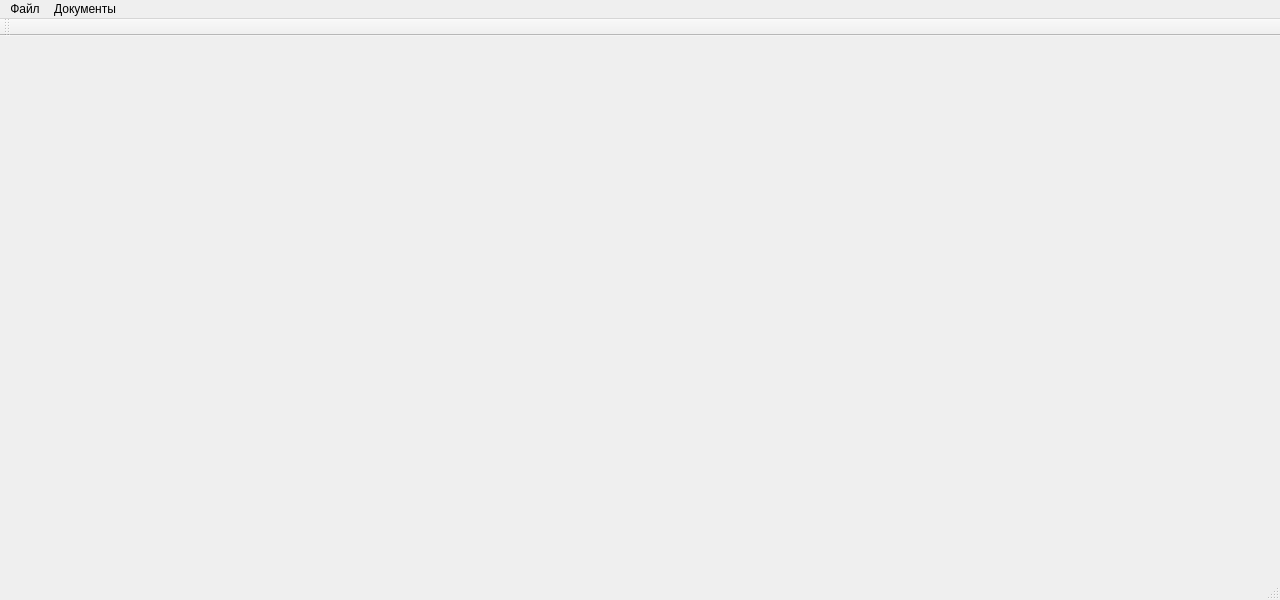
This is app/iBolit/mainwindow.ui in StendhalSyndromeStudio/iNurse as Qt 5 draws it before an edit. The edited form follows.
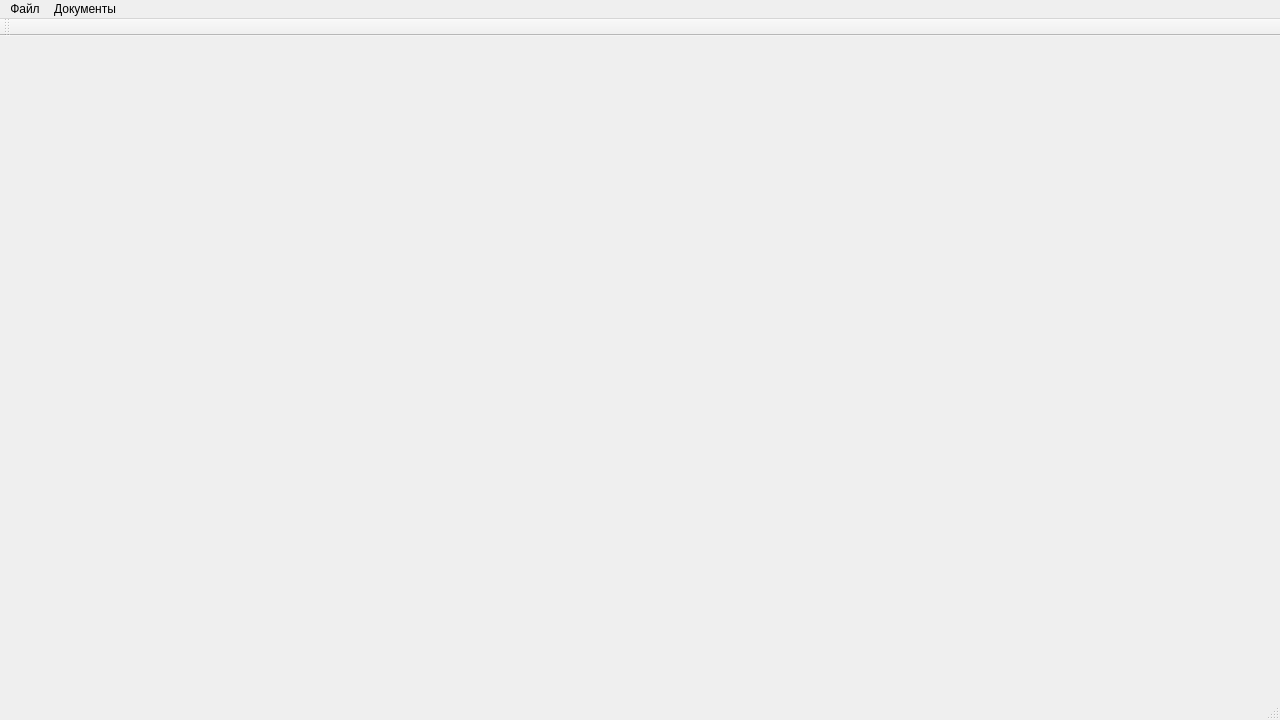
This is the edited form.

The edit to the form file:
```diff
--- a/app/iBolit/mainwindow.ui
+++ b/app/iBolit/mainwindow.ui
@@ -7,7 +7,7 @@
     <x>0</x>
     <y>0</y>
     <width>1280</width>
-    <height>600</height>
+    <height>720</height>
    </rect>
   </property>
   <property name="windowTitle">
```
Left out of the diff: 2 changed lines with no effect on the pictures.
